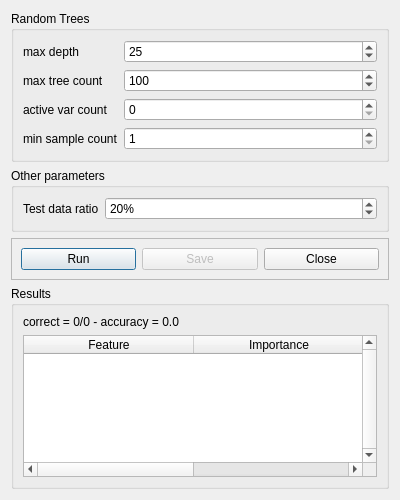
Before: the Qt Designer form Train3DMASCDialog.ui in dgirardeau/q3DMASC, drawn with Qt 5.
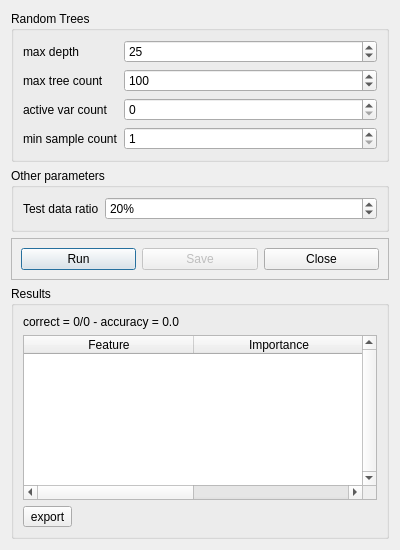
After: the same form once the commit is applied.

Commit message: Option to export the list of feature importance values to CSV

```diff
--- a/Train3DMASCDialog.ui
+++ b/Train3DMASCDialog.ui
@@ -7,7 +7,7 @@
     <x>0</x>
     <y>0</y>
     <width>400</width>
-    <height>500</height>
+    <height>550</height>
    </rect>
   </property>
   <property name="windowTitle">
@@ -228,6 +228,13 @@
         </column>
        </widget>
       </item>
+      <item>
+       <widget class="QToolButton" name="exportToolButton">
+        <property name="text">
+         <string>export</string>
+        </property>
+       </widget>
+      </item>
      </layout>
     </widget>
    </item>
```
The commit also changes 3 other files.
